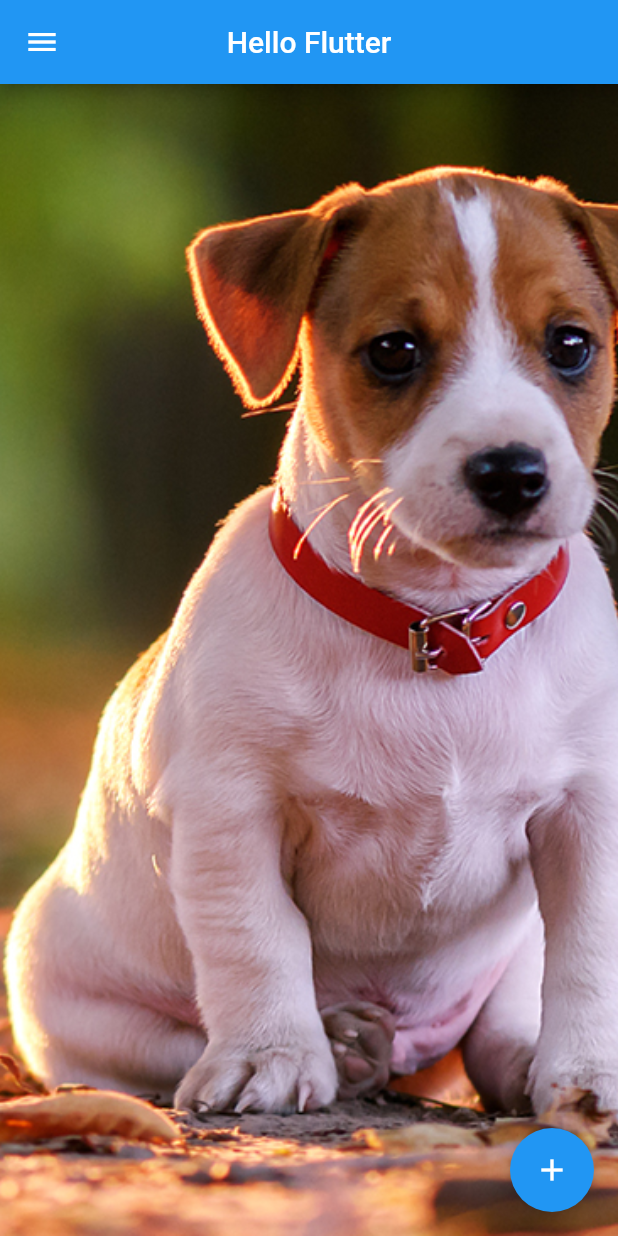
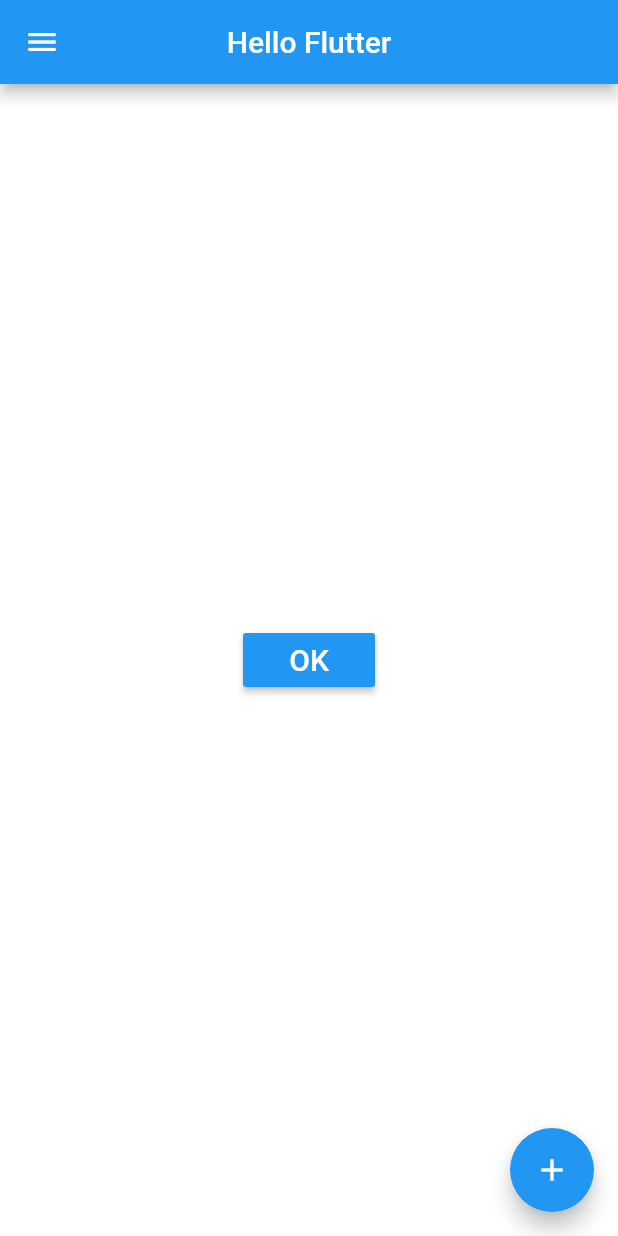
Before and after one commit to raphacm/flutter_essentials_widgets, a Flutter app: the screen it shows after launch, on a phone screen of 412 x 824 dp. Run offline on Flutter 3.47's test engine with Material 2 defaults, Android fonts, the phone set to English and light mode, and no system bars.

Commit message:
learning RaisedButton widget

```diff
--- a/lib/pages/home_page.dart
+++ b/lib/pages/home_page.dart
@@ -24,8 +24,8 @@ class Home extends StatelessWidget {
   _body() {
     return Container(
       color: Colors.white,
-      child: SizedBox.expand(
-        child: _img(),
+      child: Center(
+        child: _button(),
       ),
     );
   }
@@ -36,4 +36,20 @@ class Home extends StatelessWidget {
       fit: BoxFit.cover,
     );
   }
+
+  _button() {
+    return RaisedButton(
+      onPressed: _onClickOK,
+      child: Text(
+        "OK",
+        style: TextStyle(
+          color: Colors.white,
+          fontSize: 20,
+        ),
+      ),
+      color: Colors.blue,
+    );
+  }
+
+  void _onClickOK() => print("I was clicked");
 }
```
